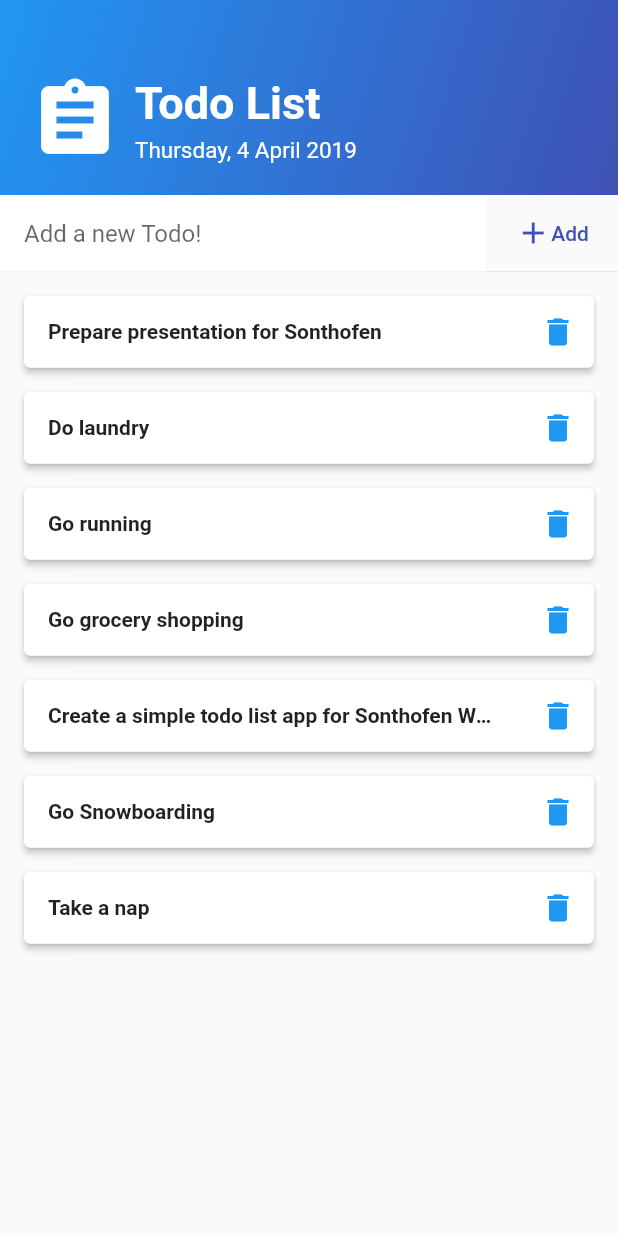
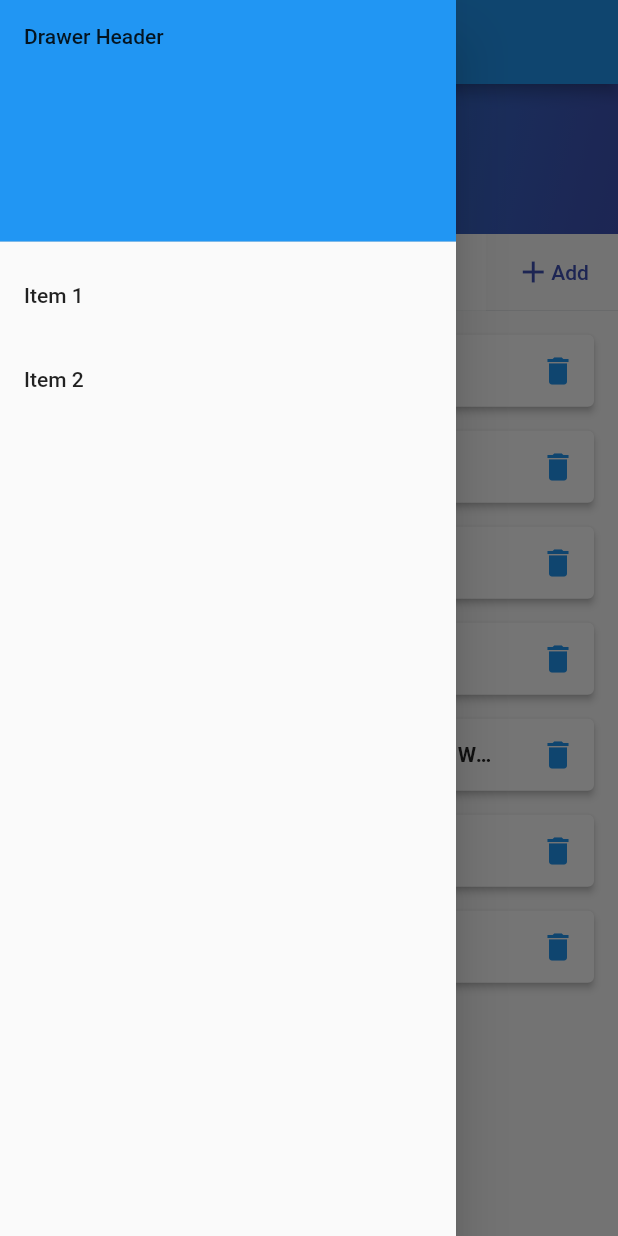
Before and after one commit to kwiecien/todo-app-flutter, a Flutter app: the screen it shows after launch, with the side drawer open (before the commit the screen has no drawer), on a phone screen of 412 x 824 dp. Run offline on Flutter 3.47's test engine with Material 2 defaults, Android fonts, the phone set to English and light mode, and no system bars.

Commit message:
fix drawer

```diff
--- a/lib/Header.dart
+++ b/lib/Header.dart
@@ -5,7 +5,7 @@ class Header extends StatelessWidget {
   @override
   Widget build(BuildContext context) {
     return Container(
-      padding: EdgeInsets.only(left: 20, top: 50, bottom: 20, right: 10),
+      padding: EdgeInsets.only(left: 20, top: 20, bottom: 20, right: 10),
       width: double.infinity,
       decoration: BoxDecoration(
         gradient: LinearGradient(
--- /dev/null
+++ b/lib/MyDrawer.dart
@@ -0,0 +1,38 @@
+import 'package:flutter/material.dart';
+
+class MyDrawer extends StatelessWidget {
+  @override
+  Widget build(BuildContext context) {
+    return Drawer(
+      child: ListView(
+        padding: EdgeInsets.zero,
+        children: <Widget>[
+          DrawerHeader(
+            child: Text('Drawer Header'),
+            decoration: BoxDecoration(
+              color: Colors.blue,
+            ),
+          ),
+          ListTile(
+            title: Text('Item 1'),
+            onTap: () {
+              // Update the state of the app
+              // ...
+              // Then close the drawer
+              Navigator.pop(context);
+            },
+          ),
+          ListTile(
+            title: Text('Item 2'),
+            onTap: () {
+              // Update the state of the app
+              // ...
+              // Then close the drawer
+              Navigator.pop(context);
+            },
+          ),
+        ],
+      ),
+    );
+  }
+}
```
Also changed, not shown: lib/MyHomePageState.dart (+3 -37 lines).
